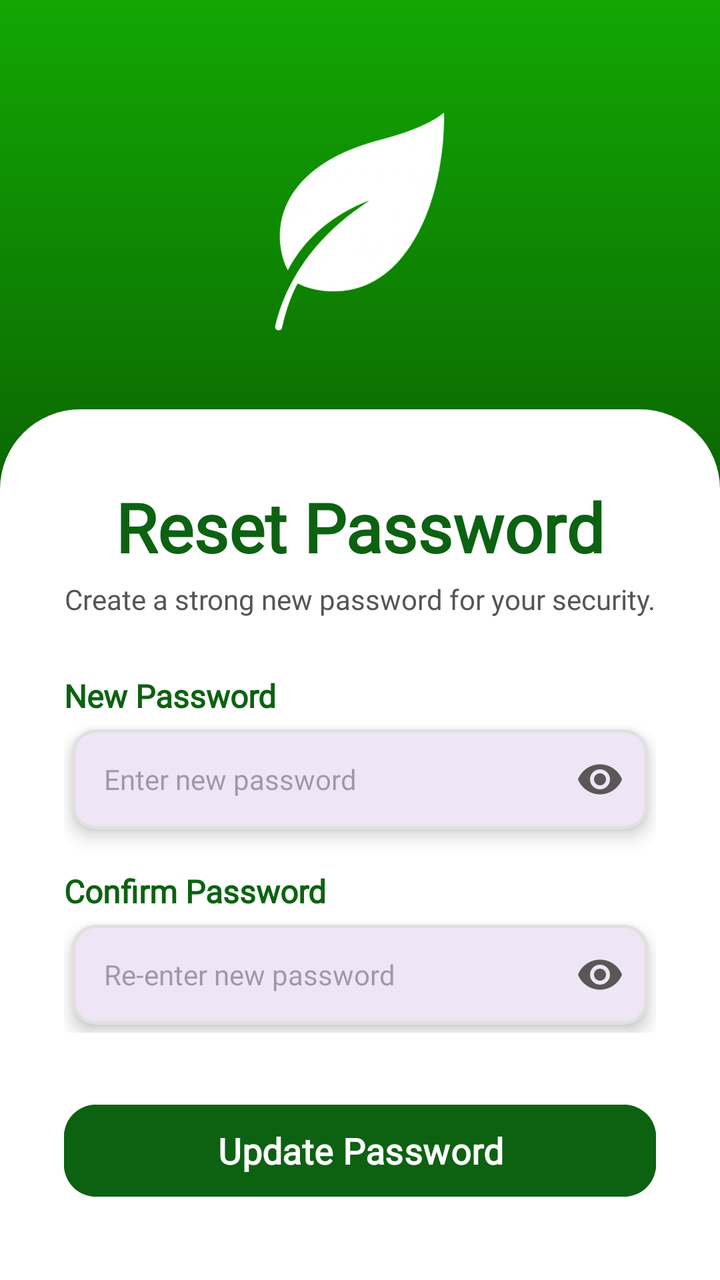
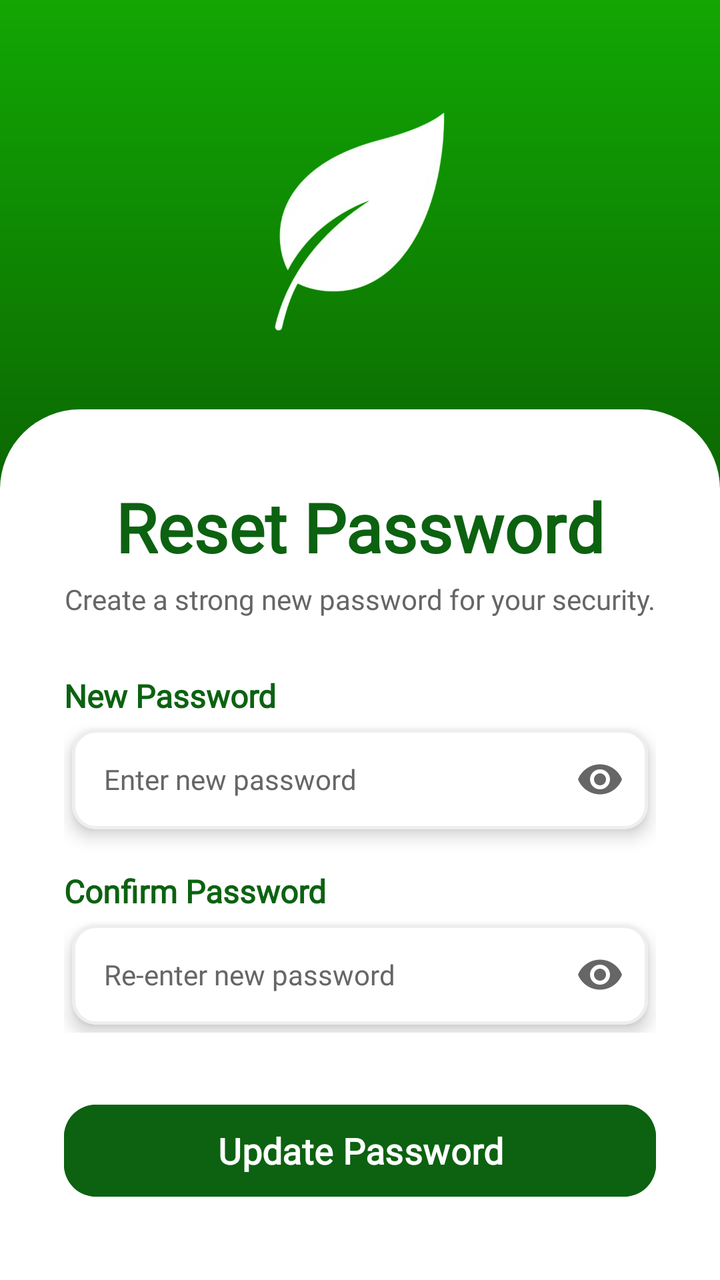

The first picture is an Android layout as it rendered before a commit; the second is the same layout after the commit. The layout source and the unified diff follow.
<!-- AndroidManifest.xml: application theme Theme.SmartGrow -->
<!-- res/layout/activity_reset_password.xml -->
<?xml version="1.0" encoding="utf-8"?>
<androidx.constraintlayout.widget.ConstraintLayout
    xmlns:android="http://schemas.android.com/apk/res/android"
    xmlns:app="http://schemas.android.com/apk/res-auto"
    android:layout_width="match_parent"
    android:layout_height="match_parent"
    android:background="@drawable/gradient_splash_bg">

    <FrameLayout
        android:id="@+id/layout_top_logo"
        android:layout_width="match_parent"
        android:layout_height="0dp"
        app:layout_constraintHeight_percent="0.35"
        app:layout_constraintTop_toTopOf="parent"
        app:layout_constraintStart_toStartOf="parent"
        app:layout_constraintEnd_toEndOf="parent">

        <ImageView
            android:id="@+id/img_reset_logo"
            android:layout_width="120dp"
            android:layout_height="120dp"
            android:layout_gravity="center"
            android:src="@drawable/smartgrow_logo" />
    </FrameLayout>

    <androidx.core.widget.NestedScrollView
        android:layout_width="match_parent"
        android:layout_height="0dp"
        android:background="@drawable/white_card_top_rounded"
        android:fillViewport="true"
        app:layout_constraintHeight_percent="0.68"
        app:layout_constraintBottom_toBottomOf="parent"
        app:layout_constraintStart_toStartOf="parent"
        app:layout_constraintEnd_toEndOf="parent">

        <androidx.constraintlayout.widget.ConstraintLayout
            android:layout_width="match_parent"
            android:layout_height="wrap_content"
            android:paddingHorizontal="32dp"
            android:paddingTop="36dp"
            android:paddingBottom="24dp">

            <TextView
                android:id="@+id/tv_reset_title"
                android:layout_width="wrap_content"
                android:layout_height="wrap_content"
                android:text="Reset Password"
                android:textSize="34sp"
                android:fontFamily="@font/poppins"
                android:textStyle="bold"
                android:textColor="#0C6211"
                app:layout_constraintTop_toTopOf="parent"
                app:layout_constraintStart_toStartOf="parent"
                app:layout_constraintEnd_toEndOf="parent" />

            <TextView
                android:id="@+id/tv_reset_subtitle"
                android:layout_width="wrap_content"
                android:layout_height="wrap_content"
                android:text="Create a strong new password for your security."
                android:textSize="14sp"
                android:fontFamily="@font/poppins"
                android:textColor="#555555"
                android:layout_marginTop="4dp"
                app:layout_constraintTop_toBottomOf="@id/tv_reset_title"
                app:layout_constraintStart_toStartOf="parent"
                app:layout_constraintEnd_toEndOf="parent" />

            <LinearLayout
                android:id="@+id/layout_form_reset"
                android:layout_width="match_parent"
                android:layout_height="wrap_content"
                android:orientation="vertical"
                android:layout_marginTop="28dp"
                app:layout_constraintTop_toBottomOf="@id/tv_reset_subtitle">

                <TextView
                    android:layout_width="wrap_content"
                    android:layout_height="wrap_content"
                    android:text="New Password"
                    android:textColor="#0C6211"
                    android:textSize="16sp"
                    android:textStyle="bold"
                    android:fontFamily="@font/poppins"
                    android:layout_marginBottom="6dp" />

                <com.google.android.material.card.MaterialCardView
                    android:layout_width="match_parent"
                    android:layout_height="50dp"
                    android:layout_marginHorizontal="4dp"
                    android:layout_marginBottom="4dp"
                    app:cardElevation="5dp"
                    app:cardCornerRadius="12dp"
                    app:strokeWidth="1.5dp"
                    app:strokeColor="#E0E0E0">
                    <com.google.android.material.textfield.TextInputLayout
                        android:layout_width="match_parent"
                        android:layout_height="match_parent"
                        app:hintEnabled="false"
                        app:passwordToggleEnabled="true"
                        app:passwordToggleTint="#595757"
                        style="@style/Widget.Design.TextInputLayout">
                        <com.google.android.material.textfield.TextInputEditText
                            android:id="@+id/et_new_password"
                            android:layout_width="match_parent"
                            android:layout_height="match_parent"
                            android:background="@null"
                            android:hint="Enter new password"
                            android:inputType="textPassword"
                            android:paddingHorizontal="16dp"
                            android:textSize="14sp"
                            android:textColor="#333333"
                            android:fontFamily="@font/poppins" />
                    </com.google.android.material.textfield.TextInputLayout>
                </com.google.android.material.card.MaterialCardView>

                <TextView
                    android:layout_width="wrap_content"
                    android:layout_height="wrap_content"
                    android:text="Confirm Password"
                    android:textColor="#0C6211"
                    android:textSize="16sp"
                    android:textStyle="bold"
                    android:fontFamily="@font/poppins"
                    android:layout_marginTop="16dp"
                    android:layout_marginBottom="6dp" />

                <com.google.android.material.card.MaterialCardView
                    android:layout_width="match_parent"
                    android:layout_height="50dp"
                    android:layout_marginHorizontal="4dp"
                    android:layout_marginBottom="4dp"
                    app:cardElevation="5dp"
                    app:cardCornerRadius="12dp"
                    app:strokeWidth="1.5dp"
                    app:strokeColor="#E0E0E0">
                    <com.google.android.material.textfield.TextInputLayout
                        android:layout_width="match_parent"
                        android:layout_height="match_parent"
                        app:hintEnabled="false"
                        app:passwordToggleEnabled="true"
                        app:passwordToggleTint="#595757"
                        style="@style/Widget.Design.TextInputLayout">
                        <com.google.android.material.textfield.TextInputEditText
                            android:id="@+id/et_confirm_password"
                            android:layout_width="match_parent"
                            android:layout_height="match_parent"
                            android:background="@null"
                            android:hint="Re-enter new password"
                            android:inputType="textPassword"
                            android:paddingHorizontal="16dp"
                            android:textSize="14sp"
                            android:textColor="#333333"
                            android:fontFamily="@font/poppins" />
                    </com.google.android.material.textfield.TextInputLayout>
                </com.google.android.material.card.MaterialCardView>
            </LinearLayout>

            <com.google.android.material.button.MaterialButton
                android:id="@+id/btn_update_password"
                android:layout_width="match_parent"
                android:layout_height="54dp"
                android:text="Update Password"
                android:textSize="18sp"
                android:fontFamily="@font/poppins"
                android:textStyle="bold"
                android:textColor="@color/white"
                android:textAllCaps="false"
                android:backgroundTint="#0C6211"
                app:cornerRadius="16dp"
                android:elevation="6dp"
                android:layout_marginTop="32dp"
                app:layout_constraintTop_toBottomOf="@id/layout_form_reset" />

        </androidx.constraintlayout.widget.ConstraintLayout>
    </androidx.core.widget.NestedScrollView>
</androidx.constraintlayout.widget.ConstraintLayout>
<!-- resources referenced by this layout -->
<resources>
  <color name="white">#FFFFFFFF</color>
  <!-- drawable gradient_splash_bg (drawable) -->
  <?xml version="1.0" encoding="utf-8"?>
  <shape xmlns:android="http://schemas.android.com/apk/res/android"
      android:shape="rectangle">
      <gradient
          android:startColor="#12A703"
          android:endColor="#000000"
          android:angle="270" />
  </shape>
  <!-- drawable smartgrow_logo: png bitmap (drawable, 73503 bytes) -->
  <!-- drawable white_card_top_rounded (drawable) -->
  <?xml version="1.0" encoding="utf-8"?>
  <shape xmlns:android="http://schemas.android.com/apk/res/android"
      android:shape="rectangle">
      <solid android:color="#FFFFFF" />
      <corners
          android:topLeftRadius="40dp"
          android:topRightRadius="40dp"
          android:bottomLeftRadius="0dp"
          android:bottomRightRadius="0dp" />
  </shape>
  <style name="Theme.SmartGrow" parent="Base.Theme.SmartGrow" />
  <style name="Base.Theme.SmartGrow" parent="Theme.Material3.DayNight.NoActionBar">
          <item name="android:windowBackground">@android:color/white</item>
          <item name="android:windowDisablePreview">true</item>
  
          
          <item name="android:statusBarColor">#FFFFFF</item>
          <item name="android:windowLightStatusBar">true</item>
  
          
          <item name="android:navigationBarColor">#FFFFFF</item>
          <item name="android:windowLightNavigationBar" tools:targetApi="o">true</item>
  
          <item name="android:windowDrawsSystemBarBackgrounds">true</item>
          <item name="android:windowTranslucentStatus">false</item>
          <item name="android:windowTranslucentNavigation">false</item>
      </style>
</resources>

<!-- the commit's change to res/layout/activity_reset_password.xml (unified diff, before → after) -->
@@ -48,7 +48,7 @@
                 android:textSize="34sp"
                 android:fontFamily="@font/poppins"
                 android:textStyle="bold"
-                android:textColor="#0C6211"
+                android:textColor="@color/primary_green"
                 app:layout_constraintTop_toTopOf="parent"
                 app:layout_constraintStart_toStartOf="parent"
                 app:layout_constraintEnd_toEndOf="parent" />
@@ -60,7 +60,7 @@
                 android:text="Create a strong new password for your security."
                 android:textSize="14sp"
                 android:fontFamily="@font/poppins"
-                android:textColor="#555555"
+                android:textColor="@color/text_secondary"
                 android:layout_marginTop="4dp"
                 app:layout_constraintTop_toBottomOf="@id/tv_reset_title"
                 app:layout_constraintStart_toStartOf="parent"
@@ -78,7 +78,7 @@
                     android:layout_width="wrap_content"
                     android:layout_height="wrap_content"
                     android:text="New Password"
-                    android:textColor="#0C6211"
+                    android:textColor="@color/primary_green"
                     android:textSize="16sp"
                     android:textStyle="bold"
                     android:fontFamily="@font/poppins"
@@ -91,14 +91,15 @@
                     android:layout_marginBottom="4dp"
                     app:cardElevation="5dp"
                     app:cardCornerRadius="12dp"
+                    app:cardBackgroundColor="@color/card_background"
                     app:strokeWidth="1.5dp"
-                    app:strokeColor="#E0E0E0">
+                    app:strokeColor="@color/divider">
                     <com.google.android.material.textfield.TextInputLayout
                         android:layout_width="match_parent"
                         android:layout_height="match_parent"
                         app:hintEnabled="false"
                         app:passwordToggleEnabled="true"
-                        app:passwordToggleTint="#595757"
+                        app:passwordToggleTint="@color/text_secondary"
                         style="@style/Widget.Design.TextInputLayout">
                         <com.google.android.material.textfield.TextInputEditText
                             android:id="@+id/et_new_password"
@@ -106,10 +107,11 @@
                             android:layout_height="match_parent"
                             android:background="@null"
                             android:hint="Enter new password"
+                            android:textColorHint="@color/text_secondary"
                             android:inputType="textPassword"
                             android:paddingHorizontal="16dp"
                             android:textSize="14sp"
-                            android:textColor="#333333"
+                            android:textColor="@color/text_primary"
                             android:fontFamily="@font/poppins" />
                     </com.google.android.material.textfield.TextInputLayout>
                 </com.google.android.material.card.MaterialCardView>
@@ -118,7 +120,7 @@
                     android:layout_width="wrap_content"
                     android:layout_height="wrap_content"
                     android:text="Confirm Password"
-                    android:textColor="#0C6211"
+                    android:textColor="@color/primary_green"
                     android:textSize="16sp"
                     android:textStyle="bold"
                     android:fontFamily="@font/poppins"
@@ -132,14 +134,15 @@
                     android:layout_marginBottom="4dp"
                     app:cardElevation="5dp"
                     app:cardCornerRadius="12dp"
+                    app:cardBackgroundColor="@color/card_background"
                     app:strokeWidth="1.5dp"
-                    app:strokeColor="#E0E0E0">
+                    app:strokeColor="@color/divider">
                     <com.google.android.material.textfield.TextInputLayout
                         android:layout_width="match_parent"
                         android:layout_height="match_parent"
                         app:hintEnabled="false"
                         app:passwordToggleEnabled="true"
-                        app:passwordToggleTint="#595757"
+                        app:passwordToggleTint="@color/text_secondary"
                         style="@style/Widget.Design.TextInputLayout">
                         <com.google.android.material.textfield.TextInputEditText
                             android:id="@+id/et_confirm_password"
@@ -147,10 +150,11 @@
                             android:layout_height="match_parent"
                             android:background="@null"
                             android:hint="Re-enter new password"
+                            android:textColorHint="@color/text_secondary"
                             android:inputType="textPassword"
                             android:paddingHorizontal="16dp"
                             android:textSize="14sp"
-                            android:textColor="#333333"
+                            android:textColor="@color/text_primary"
                             android:fontFamily="@font/poppins" />
                     </com.google.android.material.textfield.TextInputLayout>
                 </com.google.android.material.card.MaterialCardView>
@@ -166,7 +170,7 @@
                 android:textStyle="bold"
                 android:textColor="@color/white"
                 android:textAllCaps="false"
-                android:backgroundTint="#0C6211"
+                android:backgroundTint="@color/primary_green"
                 app:cornerRadius="16dp"
                 android:elevation="6dp"
                 android:layout_marginTop="32dp"
<!-- resource entries referenced after the edit -->
@@ -1,5 +1,10 @@
 <!-- resources referenced by this layout -->
 <resources>
+  <color name="card_background">#FFFFFF</color>
+  <color name="divider">#EEEEEE</color>
+  <color name="primary_green">#0C6211</color>
+  <color name="text_primary">#111111</color>
+  <color name="text_secondary">#666666</color>
   <color name="white">#FFFFFFFF</color>
   <!-- drawable gradient_splash_bg (drawable) -->
   <?xml version="1.0" encoding="utf-8"?>
@@ -15,7 +20,7 @@
   <?xml version="1.0" encoding="utf-8"?>
   <shape xmlns:android="http://schemas.android.com/apk/res/android"
       android:shape="rectangle">
-      <solid android:color="#FFFFFF" />
+      <solid android:color="@color/card_background" />
       <corners
           android:topLeftRadius="40dp"
           android:topRightRadius="40dp"
@@ -24,20 +29,21 @@
   </shape>
   <style name="Theme.SmartGrow" parent="Base.Theme.SmartGrow" />
   <style name="Base.Theme.SmartGrow" parent="Theme.Material3.DayNight.NoActionBar">
-          <item name="android:windowBackground">@android:color/white</item>
+          <item name="android:windowBackground">@color/background</item>
           <item name="android:windowDisablePreview">true</item>
   
           
-          <item name="android:statusBarColor">#FFFFFF</item>
+          <item name="android:statusBarColor">@color/background</item>
           <item name="android:windowLightStatusBar">true</item>
   
           
-          <item name="android:navigationBarColor">#FFFFFF</item>
+          <item name="android:navigationBarColor">@color/background</item>
           <item name="android:windowLightNavigationBar" tools:targetApi="o">true</item>
   
           <item name="android:windowDrawsSystemBarBackgrounds">true</item>
           <item name="android:windowTranslucentStatus">false</item>
           <item name="android:windowTranslucentNavigation">false</item>
       </style>
+  <color name="background">#F9FAFA</color>
 </resources>
 
